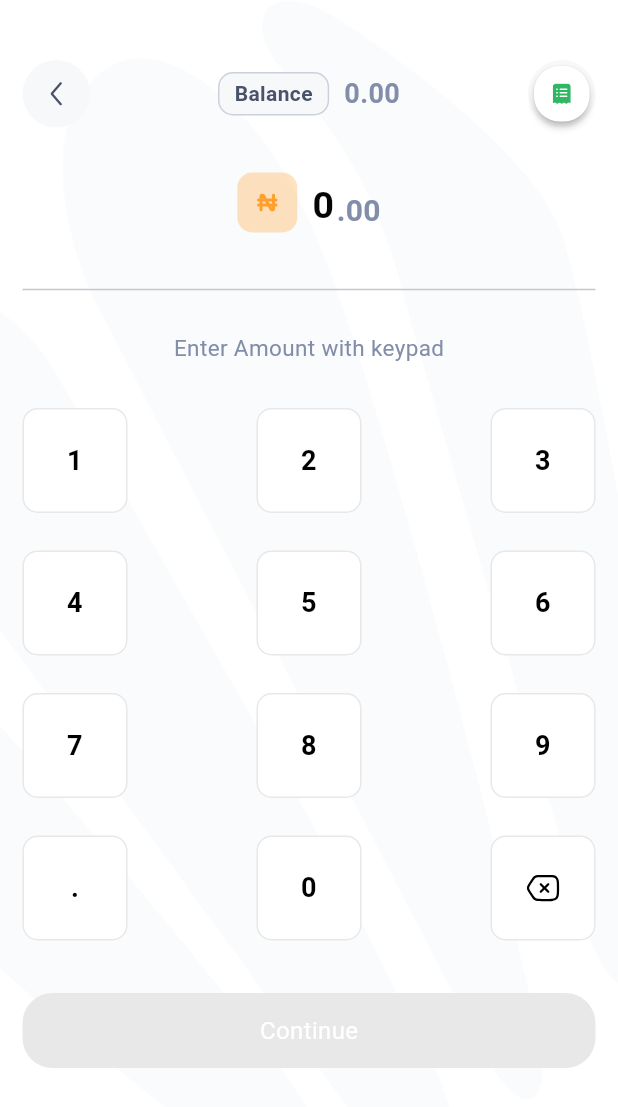
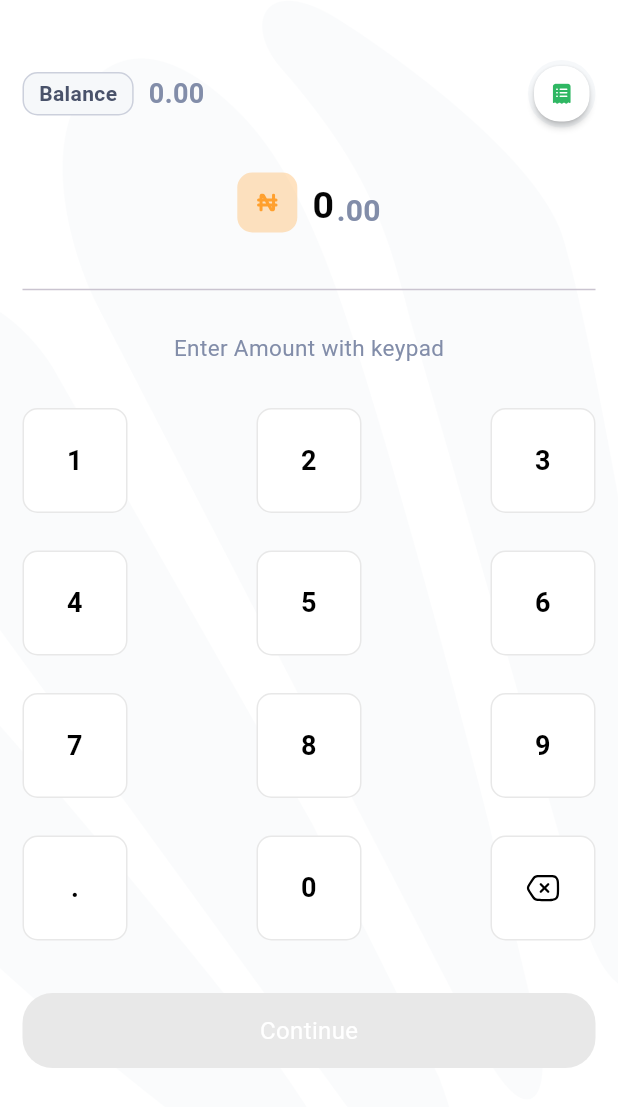
Before and after one commit to Bisecto/Trust, a Flutter app: the SendMainView screen opened directly with empty values, on a phone screen of 412 x 824 dp. Shown: the top 1107 px of the screen. Run offline on Flutter 3.47's test engine with Material 3 defaults, Android fonts, the phone set to English and light mode, and no system bars; our stand-ins replace adaptive_theme, bloc, connectivity_plus, device_info_plus, dotted_border, equatable and 20 more; missing offline and left inert: animated_snack_bar, cross_connectivity, disk_space_update, easy_url_launcher, encrypt, external_path and 6 more; accounts and stored records are empty; network calls fail; Roboto replaces fonts that are missing (CeraPro); project files that could hold a hidden picture were left out.

```diff
--- a/lib/view/sendBeneficary/widgets/sendMain/send_main_form_widget.dart
+++ b/lib/view/sendBeneficary/widgets/sendMain/send_main_form_widget.dart
@@ -103,7 +103,11 @@ class _SendMainFormWidgetState extends State<SendMainFormWidget> {
             if ((widget.balance == '0.0' ||
                 (double.parse(widget.balance.replaceAll(',', '')) <
                     double.parse(
-                        (mainValue + fractionValue).replaceAll(',', ''))))) ...[
+                        (mainValue + fractionValue).replaceAll(',', '')))))
+              if(mainValue!='0')
+
+              ...[
+
               const AppSpacer(
                 height: 20.0,
               ),
--- a/lib/view/sendBeneficary/widgets/sendMain/send_main_header_widget.dart
+++ b/lib/view/sendBeneficary/widgets/sendMain/send_main_header_widget.dart
@@ -24,23 +24,6 @@ class SendMainHeaderWidget extends StatelessWidget {
       mainAxisAlignment: MainAxisAlignment.spaceBetween,
       crossAxisAlignment: CrossAxisAlignment.center,
       children: [
-        InkWell(
-          onTap: backNavCallBack,
-          child: Container(
-            width: 45,
-            height: 45,
-            decoration:  BoxDecoration(
-              shape: BoxShape.circle,
-              color:theme.isDark?AppColors.darkModeBackgroundContainerColor: AppColors.sendBackBtnColor,
-            ),
-            child: Center(
-              child: SvgPicture.asset(
-                'assets/icons/sendBeneficiary/back.svg',
-                color: theme.isDark?AppColors.white:null,
-              ),
-            ),
-          ),
-        ),
         Row(
           mainAxisAlignment: MainAxisAlignment.start,
           crossAxisAlignment: CrossAxisAlignment.center,
```
